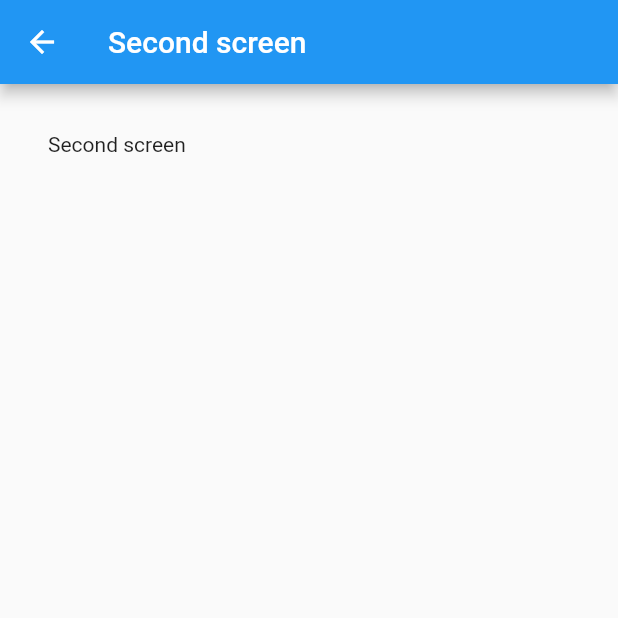
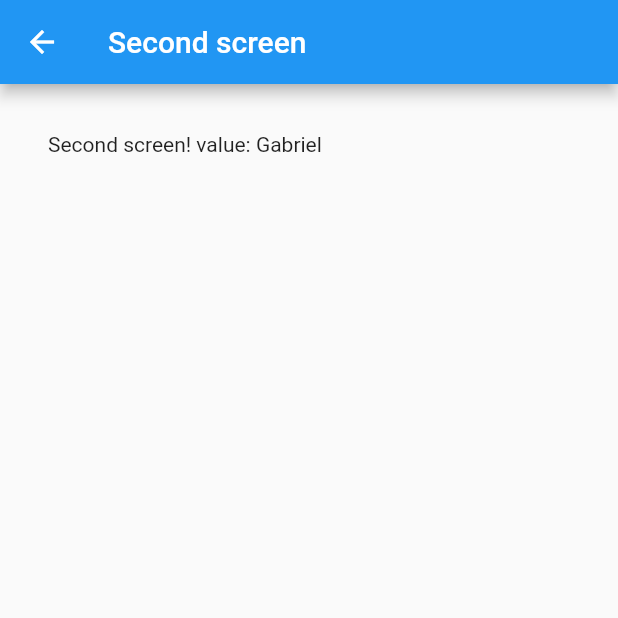
Before and after one commit to GabrielStahlberg/TutorialApp_Flutter, a Flutter app: the FirstScreen screen opened directly, after a tap on "Next screen", on a phone screen of 412 x 824 dp, the top half of it. Run offline on Flutter 3.47's test engine with Material 2 defaults, Android fonts, the phone set to English and light mode, and no system bars.

Commit message:
Passing some information from FirstScreen to SecondScreen.

```diff
--- a/lib/widgets/navigator/FirstScreen.dart
+++ b/lib/widgets/navigator/FirstScreen.dart
@@ -2,6 +2,7 @@ import 'package:flutter/material.dart';
 import 'SecondScreen.dart';
 
 class FirstScreen extends StatefulWidget {
+
   @override
   _FirstScreenState createState() => _FirstScreenState();
 }
@@ -25,7 +26,7 @@ class _FirstScreenState extends State<FirstScreen> {
                 Navigator.push(
                     context,
                     MaterialPageRoute(
-                        builder: (context) => SecondScreen()
+                        builder: (context) => SecondScreen(valueFromFirstScreen: "Gabriel",)
                     )
                 );
               },
--- a/lib/widgets/navigator/SecondScreen.dart
+++ b/lib/widgets/navigator/SecondScreen.dart
@@ -1,6 +1,11 @@
 import 'package:flutter/material.dart';
 
 class SecondScreen extends StatefulWidget {
+
+  String valueFromFirstScreen;
+
+  SecondScreen({this.valueFromFirstScreen});
+
   @override
   _SecondScreenState createState() => _SecondScreenState();
 }
@@ -17,7 +22,7 @@ class _SecondScreenState extends State<SecondScreen> {
         padding: EdgeInsets.all(32),
         child: Column(
           children: <Widget>[
-            Text("Second screen"),
+            Text("Second screen! value: ${widget.valueFromFirstScreen}"),
           ],
         ),
       ),
```
